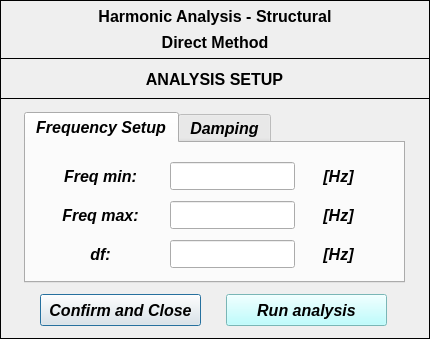
Above: pulse/uix/user_input/ui/Analysis/Structural/analysisSetupInput_HarmonicAnalysisDirectMethod.ui from open-pulse/OpenPulse before the change. Below: the same form after it.
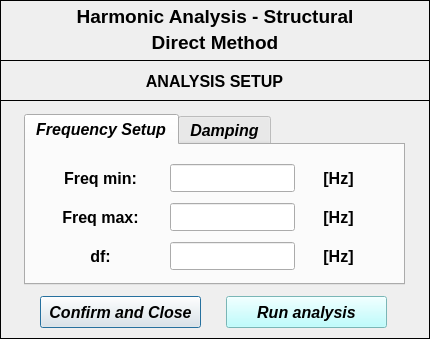
That is the form after the change. Icons and pictures are not drawn.

Patch:
```diff
--- a/pulse/uix/user_input/ui/Analysis/Structural/analysisSetupInput_HarmonicAnalysisDirectMethod.ui
+++ b/pulse/uix/user_input/ui/Analysis/Structural/analysisSetupInput_HarmonicAnalysisDirectMethod.ui
@@ -50,7 +50,7 @@
      <x>0</x>
      <y>0</y>
      <width>430</width>
-     <height>59</height>
+     <height>61</height>
     </rect>
    </property>
    <property name="frameShape">
@@ -74,7 +74,7 @@
     <property name="font">
      <font>
       <family>Arial</family>
-      <pointsize>12</pointsize>
+      <pointsize>14</pointsize>
       <weight>75</weight>
       <italic>false</italic>
       <bold>true</bold>
@@ -102,7 +102,7 @@
     <property name="font">
      <font>
       <family>Arial</family>
-      <pointsize>12</pointsize>
+      <pointsize>14</pointsize>
       <weight>75</weight>
       <italic>false</italic>
       <bold>true</bold>
@@ -123,11 +123,23 @@
    <property name="geometry">
     <rect>
      <x>0</x>
-     <y>98</y>
+     <y>100</y>
      <width>430</width>
-     <height>241</height>
+     <height>239</height>
     </rect>
    </property>
+   <property name="minimumSize">
+    <size>
+     <width>430</width>
+     <height>239</height>
+    </size>
+   </property>
+   <property name="maximumSize">
+    <size>
+     <width>430</width>
+     <height>239</height>
+    </size>
+   </property>
    <property name="frameShape">
     <enum>QFrame::Box</enum>
    </property>
@@ -186,6 +198,11 @@
            <height>28</height>
           </size>
          </property>
+         <property name="font">
+          <font>
+           <italic>false</italic>
+          </font>
+         </property>
          <property name="text">
           <string>Freq min:</string>
          </property>
@@ -208,6 +225,11 @@
            <height>28</height>
           </size>
          </property>
+         <property name="font">
+          <font>
+           <italic>false</italic>
+          </font>
+         </property>
          <property name="text">
           <string>Freq max:</string>
          </property>
@@ -230,6 +252,11 @@
            <height>28</height>
           </size>
          </property>
+         <property name="font">
+          <font>
+           <italic>false</italic>
+          </font>
+         </property>
          <property name="text">
           <string>df:</string>
          </property>
@@ -276,6 +303,9 @@
            <bold>true</bold>
           </font>
          </property>
+         <property name="styleSheet">
+          <string notr="true">color: rgb(0, 0, 255);</string>
+         </property>
          <property name="alignment">
           <set>Qt::AlignCenter</set>
          </property>
@@ -304,6 +334,9 @@
            <bold>true</bold>
           </font>
          </property>
+         <property name="styleSheet">
+          <string notr="true">color: rgb(0, 0, 255);</string>
+         </property>
          <property name="alignment">
           <set>Qt::AlignCenter</set>
          </property>
@@ -332,6 +365,9 @@
            <bold>true</bold>
           </font>
          </property>
+         <property name="styleSheet">
+          <string notr="true">color: rgb(0, 0, 255);</string>
+         </property>
          <property name="alignment">
           <set>Qt::AlignCenter</set>
          </property>
@@ -366,6 +402,11 @@
            <height>28</height>
           </size>
          </property>
+         <property name="font">
+          <font>
+           <italic>false</italic>
+          </font>
+         </property>
          <property name="text">
           <string>[Hz]</string>
          </property>
@@ -388,6 +429,11 @@
            <height>28</height>
           </size>
          </property>
+         <property name="font">
+          <font>
+           <italic>false</italic>
+          </font>
+         </property>
          <property name="text">
           <string>[Hz]</string>
          </property>
@@ -410,6 +456,11 @@
            <height>28</height>
           </size>
          </property>
+         <property name="font">
+          <font>
+           <italic>false</italic>
+          </font>
+         </property>
          <property name="text">
           <string>[Hz]</string>
          </property>
@@ -979,7 +1030,7 @@
    <property name="geometry">
     <rect>
      <x>0</x>
-     <y>58</y>
+     <y>60</y>
      <width>430</width>
      <height>41</height>
     </rect>
```
Left out of the diff: 18 changed lines with no effect on the pictures.
